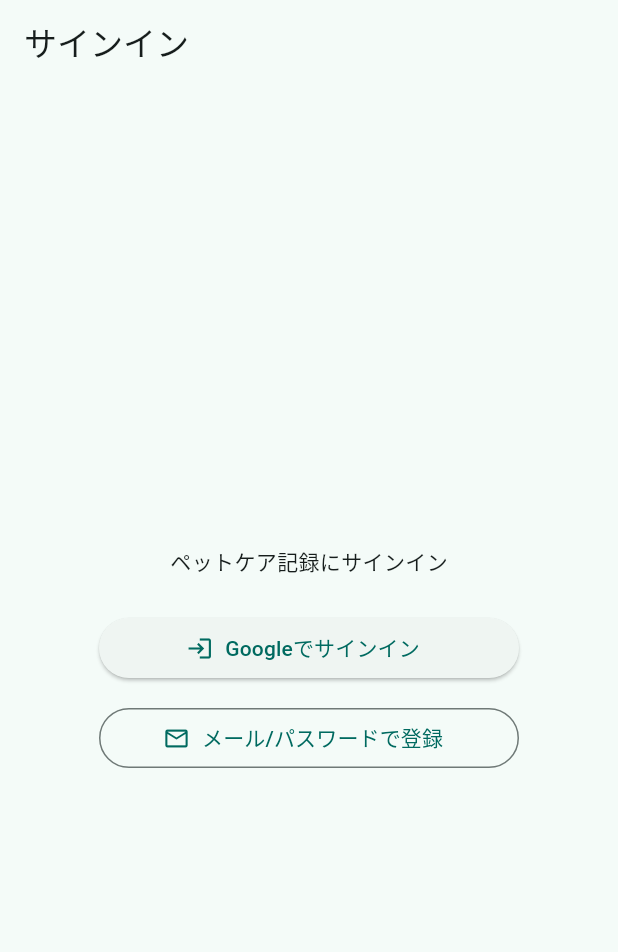
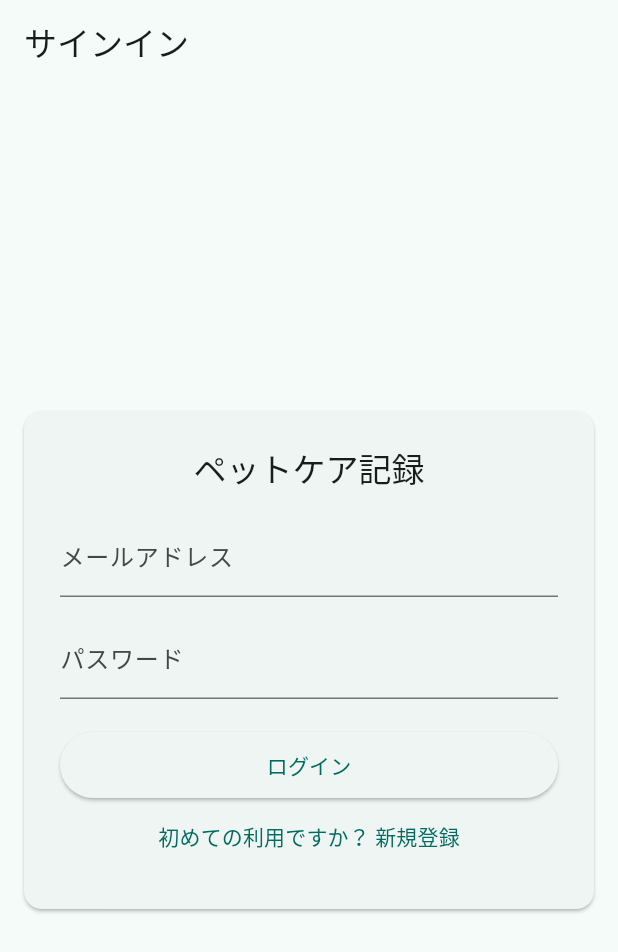
Before and after one commit to Norigrammer/Dart-Flutter, a Flutter app: the screen it shows after launch, on a phone screen of 412 x 824 dp. Shown: the top 952 px of the screen. Run offline on Flutter 3.47's test engine with Material 3 defaults, Android fonts, the light colour scheme and no system bars; our stand-ins replace firebase_auth, firebase_core, flutter_riverpod, go_router; accounts and stored records are empty.

Commit message:
feat(auth): email/password signup & login UI + controller state

```diff
--- a/lib/pages/sign_in_page.dart
+++ b/lib/pages/sign_in_page.dart
@@ -1,46 +1,127 @@
 import 'package:flutter/material.dart';
+import 'package:flutter_riverpod/flutter_riverpod.dart';
+import '../features/auth/auth_controller.dart';
 
-class SignInPage extends StatelessWidget {
+class SignInPage extends ConsumerStatefulWidget {
   const SignInPage({super.key});
 
   @override
+  ConsumerState<SignInPage> createState() => _SignInPageState();
+}
+
+class _SignInPageState extends ConsumerState<SignInPage> {
+  final _formKey = GlobalKey<FormState>();
+  final _emailCtrl = TextEditingController();
+  final _passwordCtrl = TextEditingController();
+  bool _isRegisterMode = false;
+
+  @override
+  void dispose() {
+    _emailCtrl.dispose();
+    _passwordCtrl.dispose();
+    super.dispose();
+  }
+
+  Future<void> _submit() async {
+    if (!_formKey.currentState!.validate()) return;
+    final auth = ref.read(authControllerProvider.notifier);
+    final email = _emailCtrl.text.trim();
+    final pass = _passwordCtrl.text.trim();
+    bool ok;
+    if (_isRegisterMode) {
+      ok = await auth.register(email, pass);
+    } else {
+      ok = await auth.signIn(email, pass);
+    }
+    final state = ref.read(authControllerProvider);
+    if (!ok && state.errorMessage != null && mounted) {
+      ScaffoldMessenger.of(context).showSnackBar(
+        SnackBar(content: Text(state.errorMessage!)),
+      );
+    }
+  }
+
+  @override
   Widget build(BuildContext context) {
+    final state = ref.watch(authControllerProvider);
     return Scaffold(
-      appBar: AppBar(title: const Text('サインイン')),
+      appBar: AppBar(title: Text(_isRegisterMode ? 'アカウント登録' : 'サインイン')),
       body: Center(
+        child: ConstrainedBox(
+          constraints: const BoxConstraints(maxWidth: 420),
+          child: Card(
+            margin: const EdgeInsets.all(16),
+            child: Padding(
+              padding: const EdgeInsets.all(24.0),
+              child: Form(
+                key: _formKey,
                 child: Column(
                   mainAxisSize: MainAxisSize.min,
                   children: [
-            const Text('ペットケア記録にサインイン'),
-            const SizedBox(height: 24),
-            SizedBox(
-              width: 280,
-              child: ElevatedButton.icon(
-                icon: const Icon(Icons.login),
-                label: const Text('Googleでサインイン'),
-                onPressed: () {
-                  ScaffoldMessenger.of(context).showSnackBar(
-                    const SnackBar(content: Text('Googleサインインは後で有効化します')),
-                  );
+                    Text(
+                      'ペットケア記録',
+                      style: Theme.of(context).textTheme.titleLarge,
+                    ),
+                    const SizedBox(height: 16),
+                    TextFormField(
+                      controller: _emailCtrl,
+                      decoration: const InputDecoration(labelText: 'メールアドレス'),
+                      keyboardType: TextInputType.emailAddress,
+                      validator: (v) {
+                        if (v == null || v.isEmpty) return '入力してください';
+                        if (!v.contains('@')) return '形式が不正です';
+                        return null;
                       },
                     ),
+                    const SizedBox(height: 12),
+                    TextFormField(
+                      controller: _passwordCtrl,
+                      decoration: const InputDecoration(labelText: 'パスワード'),
+                      obscureText: true,
+                      validator: (v) {
+                        if (v == null || v.isEmpty) return '入力してください';
+                        if (v.length < 6) return '6文字以上にしてください';
+                        return null;
+                      },
                     ),
-            const SizedBox(height: 12),
+                    const SizedBox(height: 20),
                     SizedBox(
-              width: 280,
-              child: OutlinedButton.icon(
-                icon: const Icon(Icons.mail_outline),
-                label: const Text('メール/パスワードで登録'),
-                onPressed: () {
-                  ScaffoldMessenger.of(context).showSnackBar(
-                    const SnackBar(content: Text('メール認証は後で有効化します')),
-                  );
-                },
+                      width: double.infinity,
+                      child: ElevatedButton(
+                        onPressed: state.isLoading ? null : _submit,
+                        child: Padding(
+                          padding: const EdgeInsets.symmetric(vertical: 12.0),
+                          child: state.isLoading
+                              ? const SizedBox(
+                                  height: 20,
+                                  width: 20,
+                                  child: CircularProgressIndicator(strokeWidth: 2),
+                                )
+                              : Text(_isRegisterMode ? '登録' : 'ログイン'),
+                        ),
+                      ),
+                    ),
+                    TextButton(
+                      onPressed: state.isLoading
+                          ? null
+                          : () => setState(() => _isRegisterMode = !_isRegisterMode),
+                      child: Text(_isRegisterMode ? '既にアカウントがあります (ログイン)' : '初めての利用ですか？ 新規登録'),
+                    ),
+                    if (state.errorMessage != null)
+                      Padding(
+                        padding: const EdgeInsets.only(top: 8.0),
+                        child: Text(
+                          state.errorMessage!,
+                          style: const TextStyle(color: Colors.red),
                         ),
                       ),
                   ],
                 ),
               ),
+            ),
+          ),
+        ),
+      ),
     );
   }
 }
```
Also changed, not shown: lib/features/auth/auth_controller.dart (+73 -9 lines), lib/features/auth/auth_service.dart (added, +18 -0 lines), lib/pages/home_page.dart (+17 -3 lines), 1 other file. Lines whose indentation alone changed are shown as unchanged.
